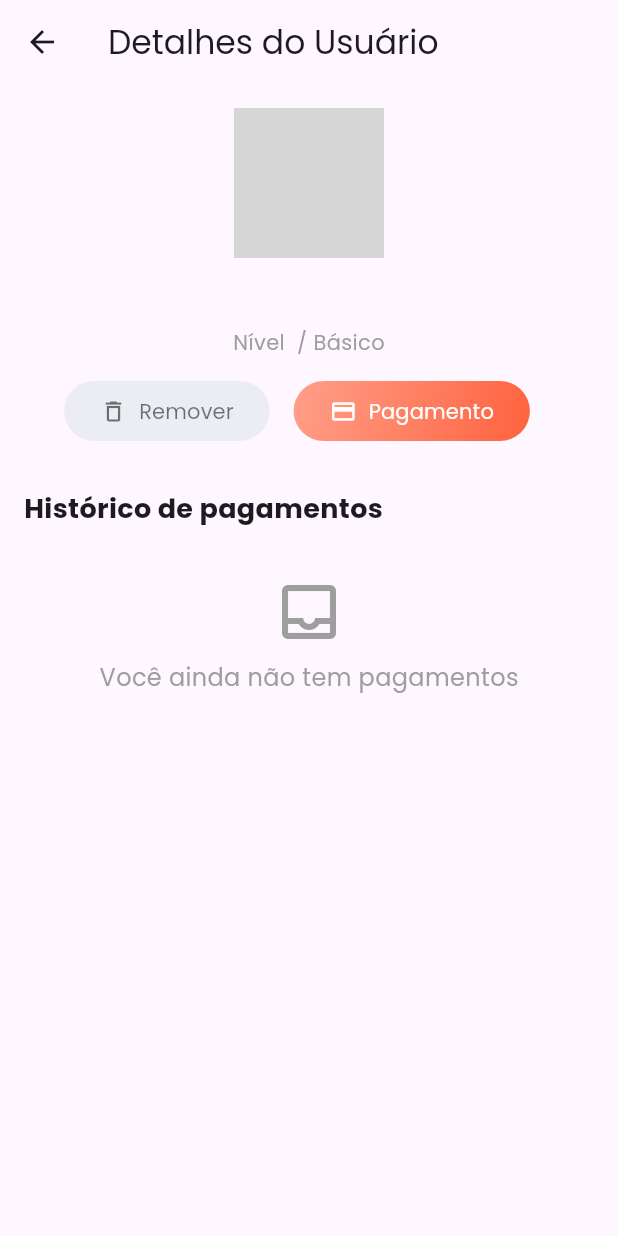
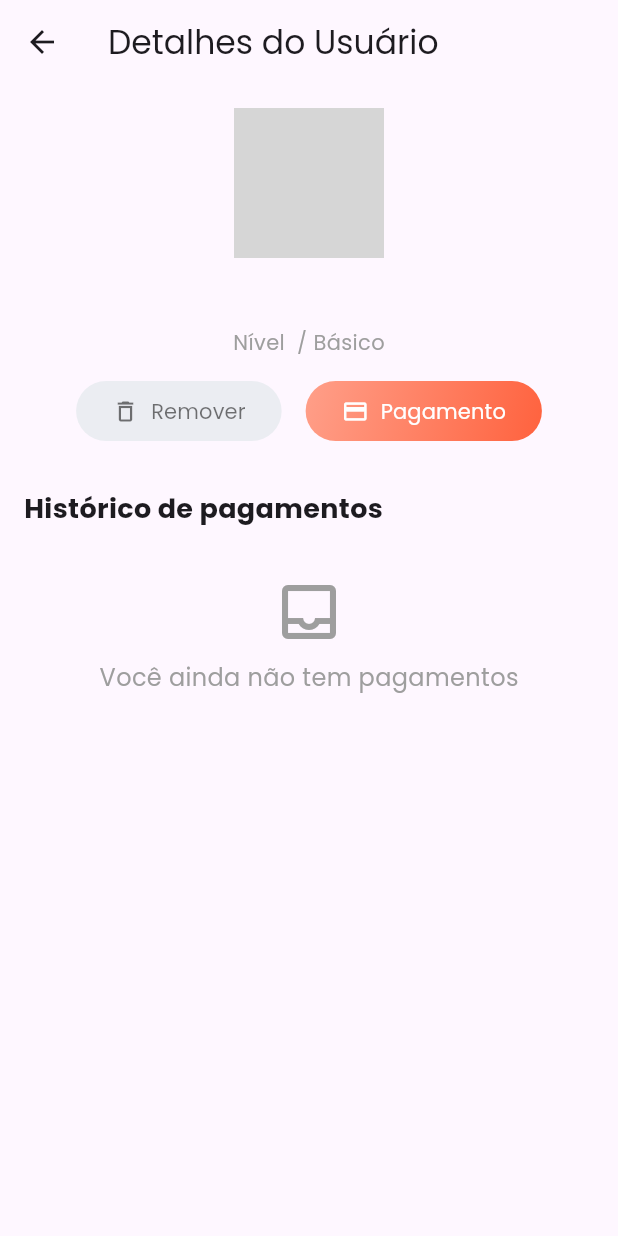
Before and after one commit to LuizAbudi/beach-tennis-student-manager-frontend, a Flutter app: the UserItemDetailsView screen opened directly with empty values, on a phone screen of 412 x 824 dp. Run offline on Flutter 3.47's test engine with Material 3 defaults, Android fonts, the phone set to English and light mode, and no system bars; our stand-ins replace flutter_dotenv, google_fonts, jwt_decoder, localstorage; accounts and stored records are empty; generated files the repository leaves out were written again; network calls fail; grey boxes are pictures that could not be loaded.

Commit message:
fix: fixing layout buttons student details

```diff
--- a/lib/src/students/student_details_view.dart
+++ b/lib/src/students/student_details_view.dart
@@ -117,8 +117,8 @@ class _UserItemDetailsViewState extends State<UserItemDetailsView> {
                   height: 40,
                   textSize: 14,
                   withShadow: false,
+                  // width: ,
                 ),
-                const SizedBox(width: 16.0),
               ],
             ),
             const SizedBox(height: 32.0),
```
